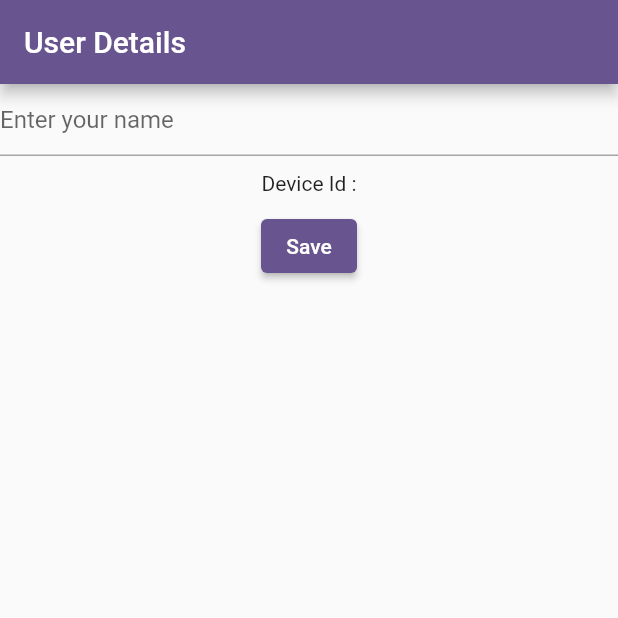
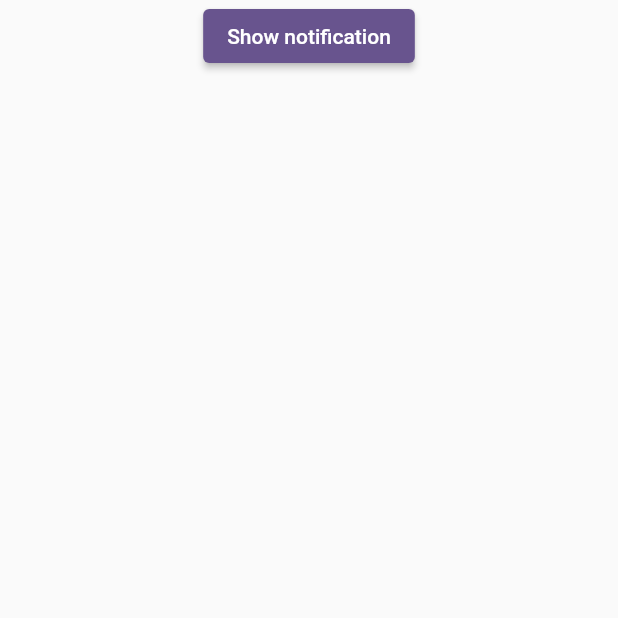
Before and after one commit to AnsarAli412/learn_firebase, a Flutter app: the screen it shows after launch, on a phone screen of 412 x 824 dp, the top half of it. Run offline on Flutter 3.47's test engine with Material 3 defaults, Android fonts, the phone set to English and light mode, and no system bars; our stand-ins replace cloud_firestore, device_info_plus, file_picker, firebase_auth, firebase_core, firebase_database and 6 more; missing offline and left inert: syncfusion_flutter_pdfviewer; accounts and stored records are empty.

Commit message:
add local notification

```diff
--- a/lib/main.dart
+++ b/lib/main.dart
@@ -1,8 +1,7 @@
 import 'package:flutter/material.dart';
 import 'package:firebase_core/firebase_core.dart';
 import 'package:learn_firebase/firebase_options.dart';
-import 'package:learn_firebase/views/screens/chats/chat_screen.dart';
-import 'package:learn_firebase/views/screens/chats/user_details_screen.dart';
+import 'package:learn_firebase/views/screens/notification/notification_screen.dart';
 
 void main() async{
   WidgetsFlutterBinding.ensureInitialized();
@@ -21,7 +20,7 @@ class MyApp extends StatelessWidget {
         colorScheme: ColorScheme.fromSeed(seedColor: Colors.deepPurple),
         useMaterial3: false,
       ),
-      home: UserDetailsScreen(),
+      home: const NotificationScreen(),
     );
   }
 }
--- /dev/null
+++ b/lib/views/screens/notification/notification_screen.dart
@@ -0,0 +1,52 @@
+import 'package:flutter/material.dart';
+import 'package:flutter_local_notifications/flutter_local_notifications.dart';
+import 'package:permission_handler/permission_handler.dart';
+
+class NotificationScreen extends StatefulWidget {
+  const NotificationScreen({super.key});
+
+  @override
+  State<NotificationScreen> createState() => _NotificationScreenState();
+}
+
+class _NotificationScreenState extends State<NotificationScreen> {
+  @override
+  Widget build(BuildContext context) {
+    return SafeArea(
+      child: Scaffold(
+        body: Center(
+          child: Column(
+            children: [
+              ElevatedButton(onPressed: ()async{
+                if(await checkNotificationPermission() == true){
+                  showNotification();
+                }
+              }, child: const Text("Show notification"))
+            ],
+          ),
+        ),
+      ),
+    );
+  }
+
+  showNotification(){
+    var notificationPlugin = FlutterLocalNotificationsPlugin();
+    notificationPlugin.initialize(const InitializationSettings(android:AndroidInitializationSettings("@mipmap/ic_launcher") ));
+    notificationPlugin.show(0, "Rani", "Hi, kalua", const NotificationDetails(
+      android: AndroidNotificationDetails("channelId","channelName")
+    ));
+  }
+
+  Future<bool> checkNotificationPermission()async{
+    var isGranted = false;
+    var permission = await Permission.notification.isGranted;
+    if(!permission){
+      await Permission.notification.request();
+      isGranted = false;
+    }else{
+      isGranted = true;
+    }
+    return isGranted;
+  }
+
+}
--- a/pubspec.yaml
+++ b/pubspec.yaml
@@ -47,6 +47,8 @@ dependencies:
   video_player: ^2.9.1
   shared_preferences: any
   device_info_plus: any
+  flutter_local_notifications: any
+  permission_handler: any
 
 dev_dependencies:
   flutter_test:
```
Also changed, not shown: lib/views/screens/chats/chat_screen.dart (+17 -2 lines), pubspec.lock.
